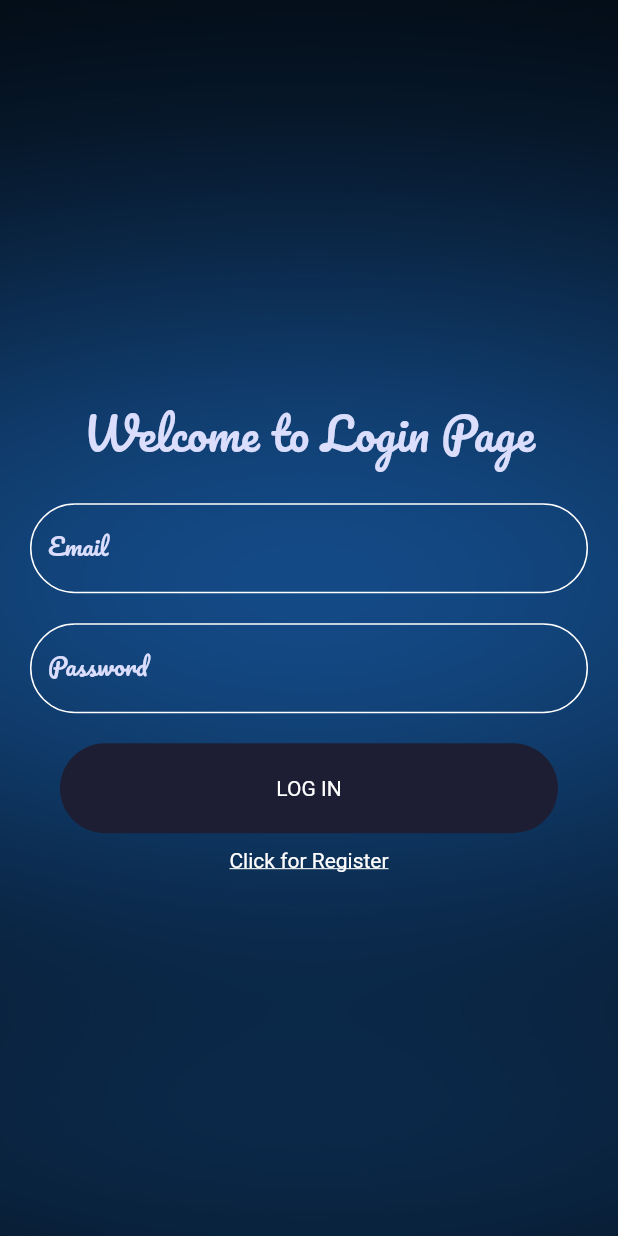
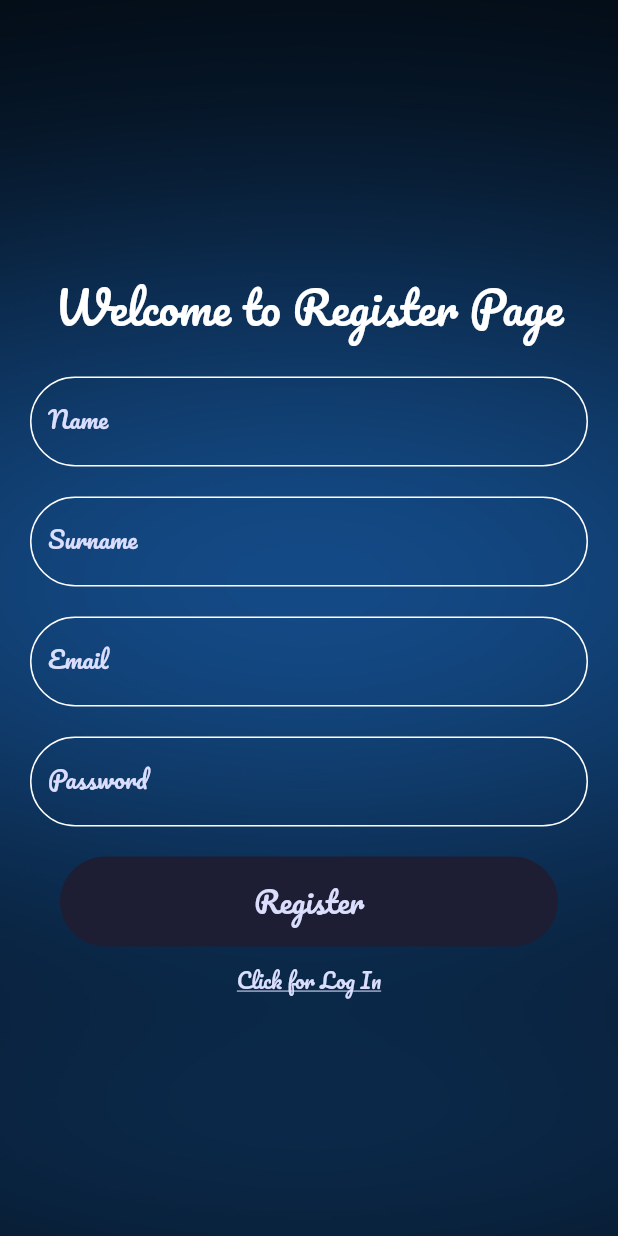
Before and after one commit to SafaKaraca/simple_i_am_youtuber_app, a Flutter app: the screen it shows after launch, on a phone screen of 412 x 824 dp. Run offline on Flutter 3.47's test engine with Material 2 defaults, Android fonts, the phone set to English and light mode, and no system bars.

Commit message:
Register page is created.Custom widgets created such as FormButtonDecoration.

```diff
--- a/lib/constants.dart
+++ b/lib/constants.dart
@@ -7,3 +7,29 @@ const kInputTextStyle = TextStyle(
     fontWeight: FontWeight.w200,
     fontFamily: 'Pacifico',
     color: kFirstSocialCardBackground);
+
+const kButtonTextStyle = TextStyle(
+    fontWeight: FontWeight.w200,
+    fontFamily: 'Pacifico',
+    fontSize: 20.0,
+    color: kFirstSocialCardBackground);
+
+const kUnderlineTextStyle = TextStyle(
+    decoration: TextDecoration.underline,
+    fontFamily: 'Pacifico',
+    color: kFirstSocialCardBackground);
+
+const kBackgorundBoxDecoraiton = BoxDecoration(
+  image: DecorationImage(
+    image: AssetImage(
+      'images/background.jpg',
+    ),
+    fit: BoxFit.cover,
+  ),
+);
+
+const kHeaderTextStyle = TextStyle(
+    fontSize: 30.0,
+    fontWeight: FontWeight.w200,
+    fontFamily: 'Pacifico',
+    color: Colors.white);
--- /dev/null
+++ b/lib/form_button_decoration.dart
@@ -0,0 +1,35 @@
+import 'package:flutter/material.dart';
+import 'constants.dart';
+
+class FormButtonDecoration extends StatelessWidget {
+  String text;
+  var Page;
+
+  FormButtonDecoration({required this.text, required this.Page});
+
+  @override
+  Widget build(BuildContext context) {
+    return GestureDetector(
+      child: Container(
+        margin: EdgeInsets.fromLTRB(20, 20, 20, 10),
+        height: 60.0,
+        width: double.infinity,
+        decoration: BoxDecoration(
+            borderRadius: BorderRadius.circular(30.0),
+            color: kSecondSocialCardBackground),
+        child: Center(
+          child: Text(
+            text,
+            style: kButtonTextStyle,
+          ),
+        ),
+      ),
+      onTap: () {
+        Navigator.push(
+          context,
+          MaterialPageRoute(builder: (context) => Page),
+        );
+      },
+    );
+  }
+}
--- /dev/null
+++ b/lib/form_input_decoration.dart
@@ -0,0 +1,29 @@
+import 'package:flutter/material.dart';
+import 'constants.dart';
+
+class FormInputDecoration extends StatelessWidget {
+  String hintText;
+
+  FormInputDecoration({required this.hintText});
+
+  @override
+  Widget build(BuildContext context) {
+    return Container(
+      margin: EdgeInsets.fromLTRB(0, 20, 0, 0),
+      height: 60,
+      child: TextFormField(
+        decoration: InputDecoration(
+          hintText: hintText,
+          hintStyle: kInputTextStyle,
+          enabledBorder: OutlineInputBorder(
+            borderSide: BorderSide(
+              style: BorderStyle.solid,
+              color: Colors.white,
+            ),
+            borderRadius: BorderRadius.circular(30.0),
+          ),
+        ),
+      ),
+    );
+  }
+}
--- a/lib/link_page.dart
+++ b/lib/link_page.dart
@@ -24,14 +24,7 @@ class _LinkPageState extends State<LinkPage> {
         child: Center(
           child: Container(
             //Background image
-            decoration: const BoxDecoration(
-              image: DecorationImage(
-                image: AssetImage(
-                  'images/background.jpg',
-                ),
-                fit: BoxFit.cover,
-              ),
-            ),
+            decoration: kBackgorundBoxDecoraiton,
 
             //Starting Column
             child: Column(children: [
--- a/lib/login_page.dart
+++ b/lib/login_page.dart
@@ -2,6 +2,8 @@ import 'package:flutter/material.dart';
 import 'package:i_am_youtuber/constants.dart';
 import 'package:i_am_youtuber/link_page.dart';
 import 'package:i_am_youtuber/register_page.dart';
+import 'form_input_decoration.dart';
+import 'form_button_decoration.dart';
 
 class LoginPage extends StatelessWidget {
   const LoginPage({Key? key}) : super(key: key);
@@ -11,14 +13,7 @@ class LoginPage extends StatelessWidget {
     return Scaffold(
       body: SafeArea(
         child: Container(
-          decoration: const BoxDecoration(
-            image: DecorationImage(
-              image: AssetImage(
-                'images/background.jpg',
-              ),
-              fit: BoxFit.cover,
-            ),
-          ),
+          decoration: kBackgorundBoxDecoraiton,
           child: Padding(
             padding: EdgeInsets.fromLTRB(20.0, 20.0, 20.0, 0),
             child: Column(
@@ -26,77 +21,25 @@ class LoginPage extends StatelessWidget {
               children: [
                 Text(
                   'Welcome to Login Page',
-                  style: TextStyle(
-                      fontSize: 30.0,
-                      fontWeight: FontWeight.w200,
-                      fontFamily: 'Pacifico',
-                      color: kFirstSocialCardBackground),
+                  style: kHeaderTextStyle,
                 ),
-                Container(
-                  margin: EdgeInsets.fromLTRB(0, 20, 0, 0),
-                  height: 60,
-                  child: TextFormField(
-                    decoration: InputDecoration(
-                      hintText: 'Email',
-                      hintStyle: kInputTextStyle,
-                      enabledBorder: OutlineInputBorder(
-                        borderSide: BorderSide(
-                          style: BorderStyle.solid,
-                          color: Colors.white,
-                        ),
-                        borderRadius: BorderRadius.circular(30.0),
-                      ),
-                    ),
-                  ),
-                ),
-                Container(
-                  margin: EdgeInsets.fromLTRB(0, 20, 0, 0),
-                  height: 60,
-                  child: TextFormField(
-                    decoration: InputDecoration(
-                      hintText: 'Password',
-                      hintStyle: kInputTextStyle,
-                      enabledBorder: OutlineInputBorder(
-                        borderSide: BorderSide(
-                          color: Colors.white,
-                        ),
-                        borderRadius: BorderRadius.circular(30.0),
-                      ),
-                    ),
-                  ),
+                FormInputDecoration(hintText: 'Email'),
+                FormInputDecoration(hintText: 'Password'),
+                FormButtonDecoration(
+                  text: 'Log In',
+                  Page: LinkPage(),
                 ),
                 GestureDetector(
-                  onTap: () {
-                    Navigator.push(
-                      context,
-                      MaterialPageRoute(builder: (context) => LoginPage()),
-                    );
-                  },
-                  child: Container(
-                    margin: EdgeInsets.fromLTRB(20, 20, 20, 10),
-                    height: 60.0,
-                    width: double.infinity,
-                    decoration: BoxDecoration(
-                        borderRadius: BorderRadius.circular(30.0),
-                        color: kSecondSocialCardBackground),
-                    child: Center(
-                      child: Text(
-                        'LOG IN',
-                      ),
-                    ),
+                  child: Text(
+                    'Click for Register',
+                    style: kUnderlineTextStyle,
                   ),
-                ),
-                GestureDetector(
                   onTap: () {
                     Navigator.push(
                       context,
                       MaterialPageRoute(builder: (context) => RegisterPage()),
                     );
                   },
-                  child: Text(
-                    'Click for Register',
-                    style: TextStyle(decoration: TextDecoration.underline),
-                  ),
                 ),
               ],
             ),
--- a/lib/main.dart
+++ b/lib/main.dart
@@ -1,6 +1,7 @@
 import 'package:flutter/material.dart';
 import 'package:i_am_youtuber/link_page.dart';
 import 'package:i_am_youtuber/login_page.dart';
+import 'package:i_am_youtuber/register_page.dart';
 import 'package:url_launcher/url_launcher.dart';
 
 void main() {
@@ -17,7 +18,7 @@ class PersonalSocialAddress extends StatelessWidget {
         ),
         scaffoldBackgroundColor: Color(0xFF0A0E21),
       ),
-      home: LoginPage(),
+      home: RegisterPage(),
     );
   }
 }
--- a/lib/register_page.dart
+++ b/lib/register_page.dart
@@ -1,10 +1,52 @@
 import 'package:flutter/material.dart';
+import 'package:i_am_youtuber/constants.dart';
+import 'package:i_am_youtuber/login_page.dart';
+import 'form_input_decoration.dart';
+import 'form_button_decoration.dart';
 
 class RegisterPage extends StatelessWidget {
   const RegisterPage({Key? key}) : super(key: key);
 
   @override
   Widget build(BuildContext context) {
-    return Container();
+    return Scaffold(
+      body: SafeArea(
+        child: Container(
+          decoration: kBackgorundBoxDecoraiton,
+          child: Padding(
+            padding: EdgeInsets.fromLTRB(20.0, 20.0, 20.0, 0),
+            child: Column(
+              mainAxisAlignment: MainAxisAlignment.center,
+              children: [
+                Text(
+                  'Welcome to Register Page',
+                  style: kHeaderTextStyle,
+                ),
+                FormInputDecoration(hintText: 'Name'),
+                FormInputDecoration(hintText: 'Surname'),
+                FormInputDecoration(hintText: 'Email'),
+                FormInputDecoration(hintText: 'Password'),
+                FormButtonDecoration(
+                  text: 'Register',
+                  Page: LoginPage(),
+                ),
+                GestureDetector(
+                  child: Text(
+                    'Click for Log In',
+                    style: kUnderlineTextStyle,
+                  ),
+                  onTap: () {
+                    Navigator.push(
+                      context,
+                      MaterialPageRoute(builder: (context) => LoginPage()),
+                    );
+                  },
+                ),
+              ],
+            ),
+          ),
+        ),
+      ),
+    );
   }
 }
```
